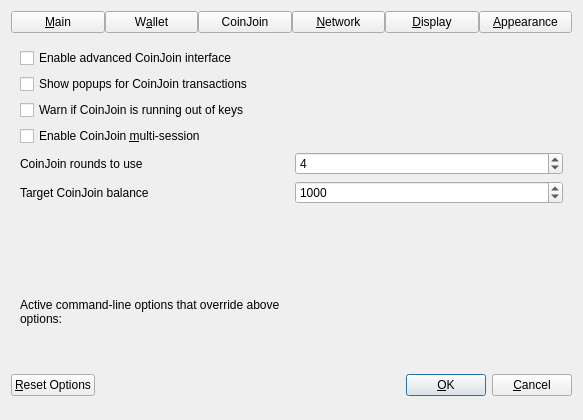
The window that src/qt/forms/optionsdialog.ui (piratecash/pirate) describes before a commit, drawn with Qt 5.
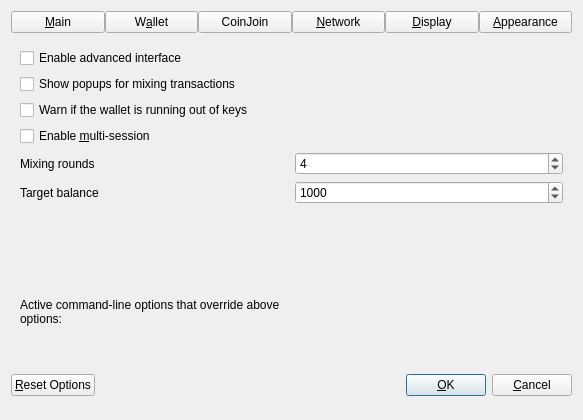
The same window after the commit. The open tabs and pages were chosen to show the change. Custom widgets are drawn as their Qt base class.

The edit to the form file:
```diff
--- a/src/qt/forms/optionsdialog.ui
+++ b/src/qt/forms/optionsdialog.ui
@@ -310,7 +310,7 @@
           <string>Show additional information and buttons for CoinJoin on overview screen.</string>
          </property>
          <property name="text">
-          <string>Enable advanced CoinJoin interface</string>
+          <string>Enable advanced interface</string>
          </property>
         </widget>
        </item>
@@ -320,7 +320,7 @@
           <string>Show system popups for CoinJoin mixing transactions&lt;br/&gt;just like for all other transaction types.</string>
          </property>
          <property name="text">
-          <string>Show popups for CoinJoin transactions</string>
+          <string>Show popups for mixing transactions</string>
          </property>
         </widget>
        </item>
@@ -330,7 +330,7 @@
           <string>Show warning dialog when CoinJoin detects that wallet has very low number of keys left.</string>
          </property>
          <property name="text">
-          <string>Warn if CoinJoin is running out of keys</string>
+          <string>Warn if the wallet is running out of keys</string>
          </property>
         </widget>
        </item>
@@ -340,7 +340,7 @@
           <string>Whether to use experimental CoinJoin mode with multiple mixing sessions per block.&lt;br/&gt;Note: You must use this feature carefully.&lt;br/&gt;Make sure you always have recent wallet (auto)backup in a safe place!</string>
          </property>
          <property name="text">
-          <string>Enable CoinJoin &amp;multi-session</string>
+          <string>Enable &amp;multi-session</string>
          </property>
         </widget>
        </item>
@@ -352,7 +352,7 @@
             <string>This setting determines the amount of individual masternodes that an input will be mixed through.&lt;br/&gt;More rounds of mixing gives a higher degree of privacy, but also costs more in fees.</string>
            </property>
            <property name="text">
-            <string>CoinJoin rounds to use</string>
+            <string>Mixing rounds</string>
            </property>
           </widget>
          </item>
@@ -391,7 +391,7 @@
             <string notr="true"/>
            </property>
            <property name="text">
-            <string>Target CoinJoin balance</string>
+            <string>Target balance</string>
            </property>
           </widget>
          </item>
```
Left out of the diff: 16 changed lines with no effect on the pictures.
